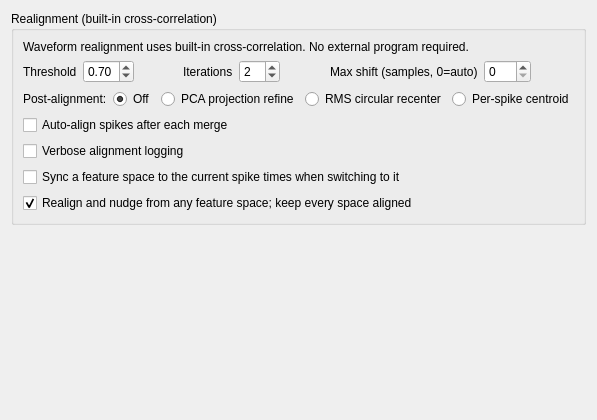
Before: the Qt Designer form src/klusters/src/prefrealignmentlayout.ui in Gravios/neurosuite-3, drawn with Qt 5.
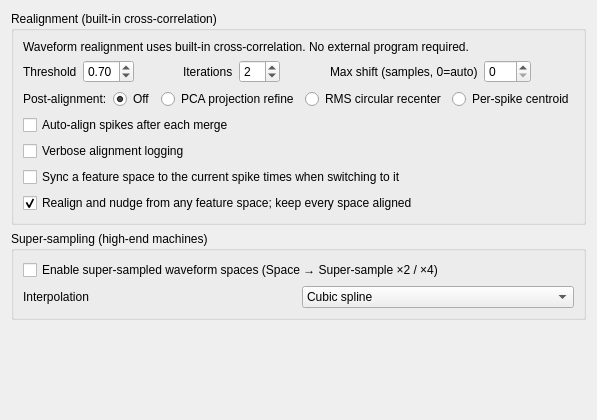
After: the same form once the commit is applied.

Commit message: Klusters: super-sample mode -- waveform spaces at 2x / 4x the sampling, realign and nudge at sub-sample resolution

What changed in the file:
```diff
--- a/src/klusters/src/prefrealignmentlayout.ui
+++ b/src/klusters/src/prefrealignmentlayout.ui
@@ -267,6 +267,30 @@
        </layout>
       </widget>
    </item>
+   <item>
+    <widget class="QGroupBox" name="groupBox_supersample">
+     <property name="title"><string>Super-sampling (high-end machines)</string></property>
+     <layout class="QGridLayout" name="gridLayout_supersample">
+      <item row="0" column="0" colspan="2">
+       <widget class="QCheckBox" name="supersampleEnabledCheckBox">
+        <property name="text"><string>Enable super-sampled waveform spaces (Space → Super-sample ×2 / ×4)</string></property>
+        <property name="toolTip"><string>Builds a waveform space with 2 or 4 spline-interpolated ticks per acquisition sample (&lt;base&gt;.spk.&lt;token&gt;_U4.N, its own PCA basis and features), listed under Space like any other.  Realign and nudge in such a space work at sub-sample resolution: the .res keeps whole samples, the rest is each spike's phase (the space's last feature column), and the window is re-cut from the recording at the exact fractional time.  The .spk is 2× / 4× the size, every waveform read and PCA 2× / 4× the work: for machines with the memory and cores to spare.</string></property>
+        <property name="checked"><bool>false</bool></property>
+       </widget>
+      </item>
+      <item row="1" column="0">
+       <widget class="QLabel" name="supersampleInterpLabel"><property name="text"><string>Interpolation</string></property></widget>
+      </item>
+      <item row="1" column="1">
+       <widget class="QComboBox" name="supersampleInterpCombo">
+        <property name="toolTip"><string>Natural cubic spline through the samples (local, no ringing; the default) or a windowed sinc (Lanczos-3: the band-limited answer, slightly sharper peaks, mild ringing near clipped samples).  Used by every super-sampled cut: building the space, realign, nudge and sync.</string></property>
+        <item><property name="text"><string>Cubic spline</string></property></item>
+        <item><property name="text"><string>Windowed sinc (Lanczos-3)</string></property></item>
+       </widget>
+      </item>
+     </layout>
+    </widget>
+   </item>
    <item><spacer name="vSpacer"><property name="orientation"><enum>Qt::Vertical</enum></property><property name="sizeHint" stdset="0"><size><width>20</width><height>40</height></size></property></spacer></item>
   </layout>
  </widget>
```
The commit also changes 17 other files.
